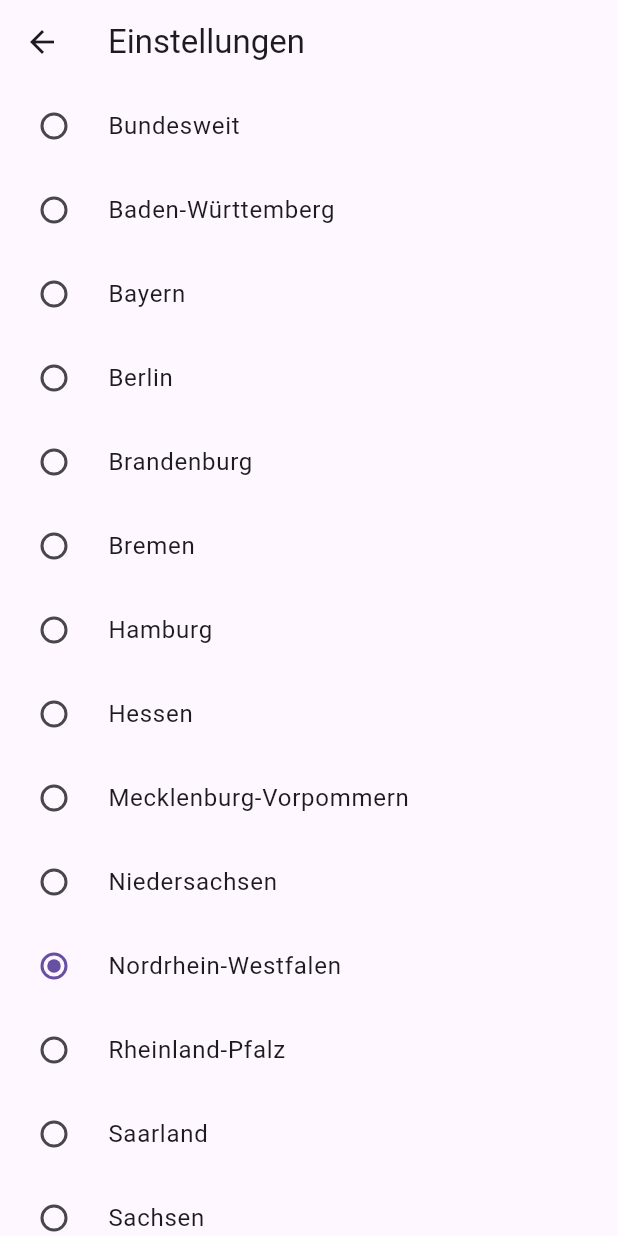
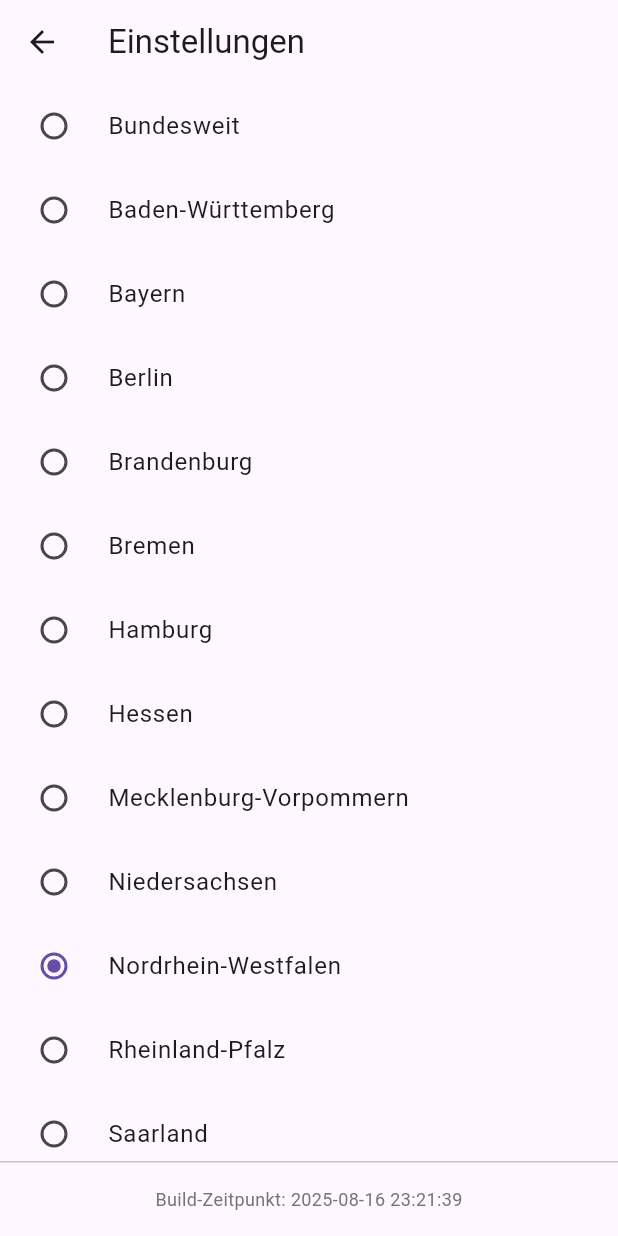
Before and after one commit to urdev-github1/ukalender2, a Flutter app: the SettingsScreen screen opened directly, on a phone screen of 412 x 824 dp. Run offline on Flutter 3.47's test engine with Material 3 defaults, Android fonts, the phone set to English and light mode, and no system bars; our stand-ins replace file_picker, flutter_local_notifications, share_plus, shared_preferences, syncfusion_flutter_calendar, timezone; missing offline and left inert: add_2_calendar, icalendar_parser, icalendar_plus; accounts and stored records are empty; network calls fail.

Commit message:
Build_Info 1. Versuch

```diff
--- a/lib/screens/settings_screen.dart
+++ b/lib/screens/settings_screen.dart
@@ -1,6 +1,9 @@
 // lib/screens/settings_screen.dart
 
 import 'package:flutter/material.dart';
+// Import für die automatisch generierte Build-Information
+//import '../scripts/generate_build_info.dart';
+import '../generated/build_info.dart';
 import '../services/storage_service.dart';
 
 class SettingsScreen extends StatefulWidget {
@@ -68,7 +71,14 @@ class _SettingsScreenState extends State<SettingsScreen> {
           onPressed: () => Navigator.of(context).pop(true),
         ),
       ),
-      body: ListView(
+      // MODIFIZIERT: Das Layout wird in eine Spalte geändert,
+      // um den Text unter der Liste platzieren zu können.
+      body: Column(
+        children: [
+          // Das 'Expanded'-Widget sorgt dafür, dass die ListView den
+          // gesamten verfügbaren Platz in der Spalte einnimmt.
+          Expanded(
+            child: ListView(
               children: _germanStates.entries.map((entry) {
                 final code = entry.key;
                 final name = entry.value;
@@ -80,6 +90,27 @@ class _SettingsScreenState extends State<SettingsScreen> {
                 );
               }).toList(),
             ),
+          ),
+
+          // NEU: Ein Bereich am unteren Rand für die Build-Information.
+          // Eine Trennlinie für eine saubere visuelle Abgrenzung.
+          const Divider(height: 1.0, thickness: 1.0),
+
+          // Ein Padding für etwas Abstand.
+          Padding(
+            padding: const EdgeInsets.symmetric(
+              vertical: 16.0,
+              horizontal: 8.0,
+            ),
+            child: Text(
+              // Greift auf die statische Konstante aus der generierten Datei zu.
+              'Build-Zeitpunkt: ${BuildInfo.buildTimestamp}',
+              textAlign: TextAlign.center,
+              style: TextStyle(fontSize: 12.0, color: Colors.grey.shade600),
+            ),
+          ),
+        ],
+      ),
     );
   }
 }
```
Also changed, not shown: lib/scripts/generate_build_info.dart (added, +30 -0 lines), lib/generated/build_info.dart (added), lib/lib/generated/build_info.dart (added). Lines whose indentation alone changed are shown as unchanged.
